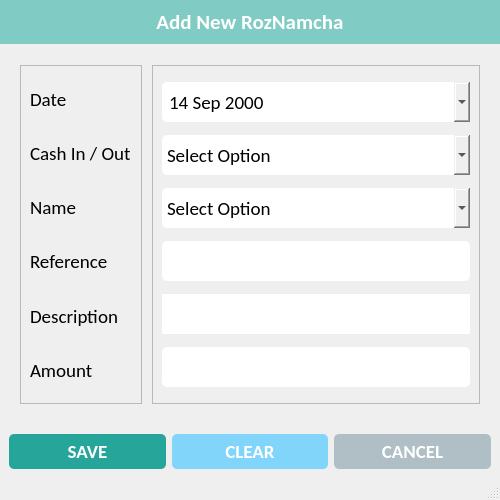
Qt form ui/add_roznamcha.ui (CodeWithEhtisham/Digital-Khata) before a commit.
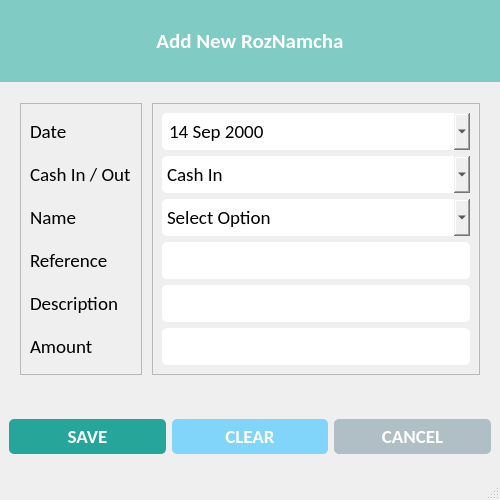
The same form after that commit. Icons and pictures are not drawn.

What changed in the file:
```diff
--- a/ui/add_roznamcha.ui
+++ b/ui/add_roznamcha.ui
@@ -313,11 +313,7 @@
               <pointsize>14</pointsize>
              </font>
             </property>
-            <item>
-             <property name="text">
-              <string>Select Option</string>
-             </property>
-            </item>
+            
             <item>
              <property name="text">
               <string>Cash In</string>
@@ -355,7 +351,7 @@
               <string>Select Option</string>
              </property>
             </item>
-            <item>
+            <!-- <item>
              <property name="text">
               <string>Cash In</string>
              </property>
@@ -365,7 +361,7 @@
              <property name="text">
               <string>Cash Out</string>
              </property>
-            </item>
+            </item> -->
            </widget>
           </item>
           <item>
@@ -391,7 +387,7 @@
            </widget>
           </item>
           <item>
-           <widget class="QTextEdit" name="txt_description">
+           <widget class="QLineEdit" name="txt_description">
             <property name="minimumSize">
              <size>
               <width>0</width>
```
